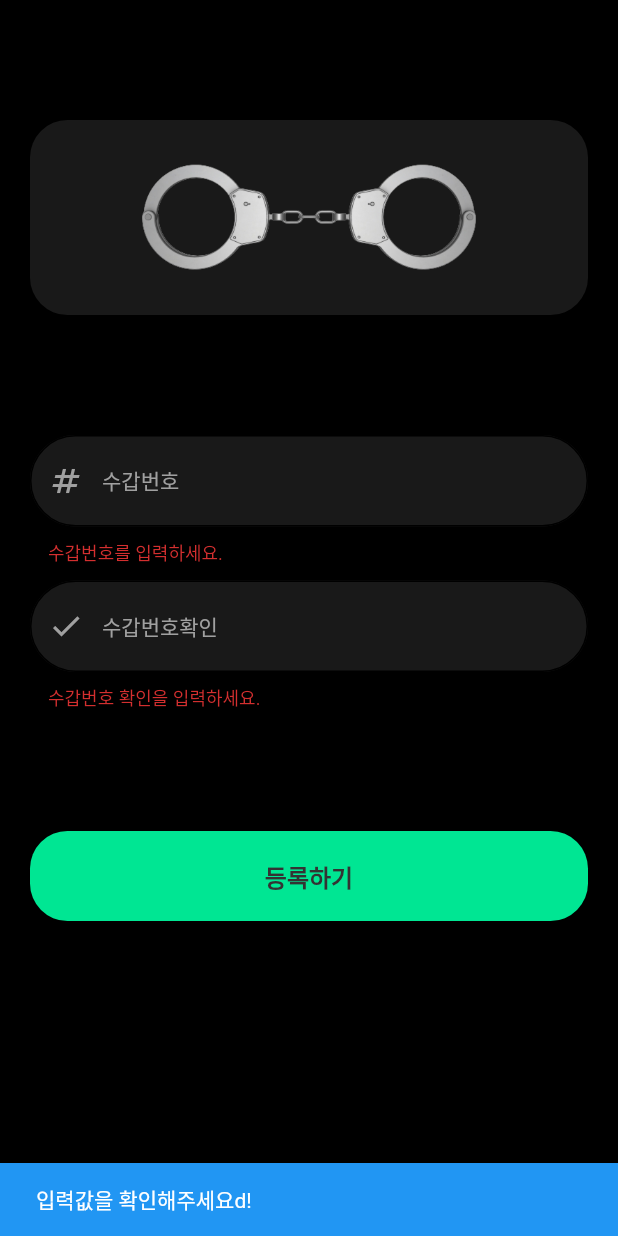
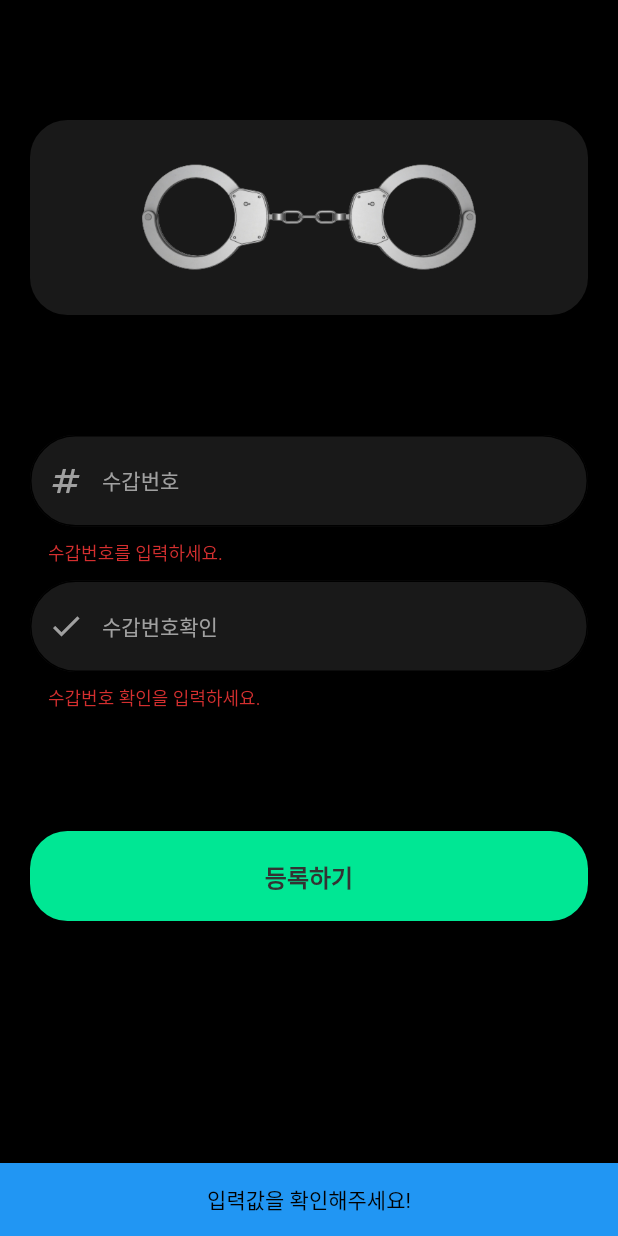
Before and after one commit to JohnRyoo/handcuff_police, a Flutter app: the HandcuffScreen screen opened directly, after a tap on "등록하기", on a phone screen of 412 x 824 dp. Run offline on Flutter 3.47's test engine with Material 2 defaults, Android fonts, the phone set to English and light mode, and no system bars; our stand-ins replace fluttertoast, google_fonts.

Commit message:
1. inset 영향으로 Copyright가 올라오는 것을 막기위해 전체 크기의 container를 바닥에 깔아 해결.
2. handcuff.dart에서 구현된 내용을 login.dart에 재적용

```diff
--- a/lib/screens/handcuff.dart
+++ b/lib/screens/handcuff.dart
@@ -21,6 +21,8 @@ class _HandcuffScreenState extends State<HandcuffScreen> {
   TextEditingController serialNumberController = TextEditingController();
   TextEditingController serialNumberConfirmController = TextEditingController();
 
+  late double originalHeight;
+
   void _validationCheck() {
     final isValid = _formKey.currentState!.validate();
     if (isValid) {
@@ -30,19 +32,51 @@ class _HandcuffScreenState extends State<HandcuffScreen> {
 
   @override
   Widget build(BuildContext context) {
-    _phoneHeight = MediaQuery
-        .of(context)
-        .size
-        .height;
-    _phoneWidth = MediaQuery
-        .of(context)
-        .size
-        .width;
+    _phoneHeight = MediaQuery.of(context).size.height;
+    _phoneWidth = MediaQuery.of(context).size.width;
 
     return Scaffold(
       backgroundColor: Colors.black,
-      body: Stack(
+      // resizeToAvoidBottomInset: false,
+      body: GestureDetector(
+        onTap: () {
+          FocusScope.of(context).unfocus();
+        },
+        child: Stack(
           children: [
+            // inset 영향으로 Copyright가 올라오는 것을 막기위해 전체 크기의 container를 바닥에 깐다.
+            Positioned(
+              child: Container(
+                color: Palette.backgroundColor,
+              ),
+            ),
+
+            // copyright
+            Positioned(
+              top: _phoneHeight - 40,
+              left: 0,
+              right: 0,
+
+              child: Center(
+                child: Column(
+                  mainAxisAlignment: MainAxisAlignment.start,
+                  children: [
+                    Text(
+                      'Copyright © TERRAONE Corp. All Rights Reserved.',
+                      textAlign: TextAlign.center,
+                      style: GoogleFonts.notoSans(
+                          textStyle: const TextStyle(
+                        color: Palette.whiteTextColor,
+                        fontSize: 12,
+                        fontWeight: FontWeight.w400,
+                        height: 1.4,
+                      )),
+                    ),
+                  ],
+                ),
+              ),
+            ),
+
             // 수갑, 수갑번호, 수갑번호확인, 등록하기
             Positioned(
               child: SingleChildScrollView(
@@ -72,11 +106,11 @@ class _HandcuffScreenState extends State<HandcuffScreen> {
                         child: Column(
                           children: [
                             Container(
-                            padding: const EdgeInsets.symmetric(horizontal: 20.0),
-                            child: Form (
+                              padding:
+                                  const EdgeInsets.symmetric(horizontal: 20.0),
+                              child: Form(
                                 key: _formKey,
-                                child: Column(
-                                    children: [
+                                child: Column(children: [
                                   // 수갑 번호
                                   TextFormField(
                                     key: const ValueKey(1),
@@ -94,7 +128,8 @@ class _HandcuffScreenState extends State<HandcuffScreen> {
                                     onChanged: (value) {
                                       serialNumber = value;
                                     },
-                                        style: const TextStyle(color: Palette.whiteTextColor),
+                                    style: const TextStyle(
+                                        color: Palette.whiteTextColor),
                                     decoration: const InputDecoration(
                                       filled: true,
                                       fillColor: Palette.darkButtonColor,
@@ -158,7 +193,8 @@ class _HandcuffScreenState extends State<HandcuffScreen> {
                                     onChanged: (value) {
                                       serialNumberConfirm = value;
                                     },
-                                        style: const TextStyle(color: Palette.whiteTextColor),
+                                    style: const TextStyle(
+                                        color: Palette.whiteTextColor),
                                     decoration: const InputDecoration(
                                       filled: true,
                                       fillColor: Palette.darkButtonColor,
@@ -194,8 +230,7 @@ class _HandcuffScreenState extends State<HandcuffScreen> {
                                       // contentPadding: EdgeInsets.all(10.0),
                                     ),
                                   ),
-                                    ]
-                                ),
+                                ]),
                               ),
                             )
                           ],
@@ -210,9 +245,15 @@ class _HandcuffScreenState extends State<HandcuffScreen> {
                           if (_formKey.currentState!.validate()) {
                             Navigator.pop(context);
                           } else {
-                          ScaffoldMessenger.of(context).showSnackBar(
-                              const SnackBar(
-                                content: Text('입력값을 확인해주세요d!'),
+                            ScaffoldMessenger.of(context)
+                                .showSnackBar(const SnackBar(
+                              content: Text(
+                                '입력값을 확인해주세요!',
+                                textAlign: TextAlign.center,
+                                style: TextStyle(
+                                  color: Colors.black,
+                                ),
+                              ),
                               backgroundColor: Colors.blue,
                             ));
                           }
@@ -221,22 +262,20 @@ class _HandcuffScreenState extends State<HandcuffScreen> {
                           width: _phoneWidth - 40,
                           height: 60,
                           decoration: BoxDecoration(
-                          color: const Color(0xff00e693),
+                            color: Palette.lightButtonColor,
                             borderRadius: BorderRadius.circular(25),
                           ),
                           child: Center(
                             child: Center(
-                            child: Text(
-                              '등록하기',
+                              child: Text('등록하기',
                                   textAlign: TextAlign.center,
                                   style: GoogleFonts.notoSans(
                                     textStyle: const TextStyle(
-                                    color: Color(0xff333333),
+                                        color: Palette.darkTextColor),
                                     fontSize: 16,
                                     fontWeight: FontWeight.w800,
                                     height: 1.4,
                                   )),
-                            ),
                             ),
                           ),
                         ),
@@ -249,39 +288,8 @@ class _HandcuffScreenState extends State<HandcuffScreen> {
                 ),
               ),
             ),
-
-          // copyright
-          Positioned(
-            top: 0,
-            child: SizedBox(
-              width: _phoneWidth,
-              height: _phoneHeight,
-              child: Center(
-                child: Column(
-                  mainAxisAlignment: MainAxisAlignment.end,
-                  children: [
-                    Center(
-                      child: Text(
-                        'Copyright © TERRAONE Corp. All Rights Reserved.',
-                        textAlign: TextAlign.center,
-                        style: GoogleFonts.notoSans(
-                            textStyle: const TextStyle(
-                              color: Color(0xffa0a0a0),
-                              fontSize: 12,
-                              fontWeight: FontWeight.w400,
-                              height: 1.4,
-                            )),
-                      ),
-                    ),
-                    const SizedBox(
-                      height: 10,
-                    ),
           ],
         ),
-              ),
-            ),
-          ),
-        ],
       ),
     );
   }
```
Also changed, not shown: lib/screens/login.dart (+49 -18 lines). Lines whose indentation alone changed are shown as unchanged.
